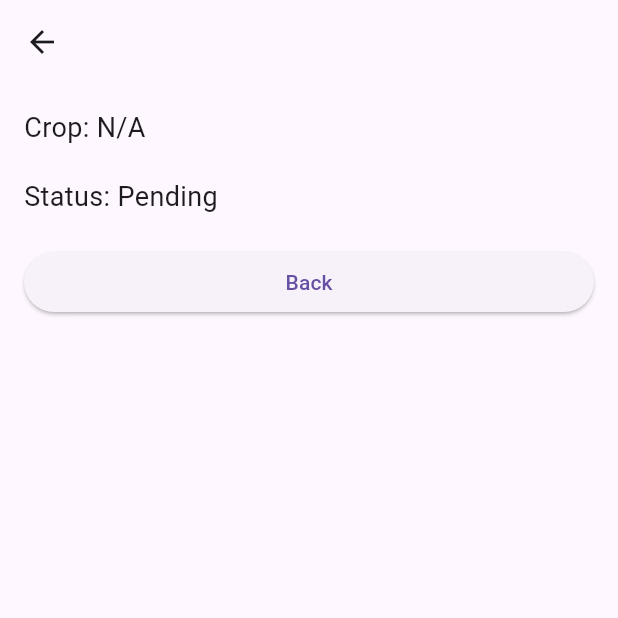
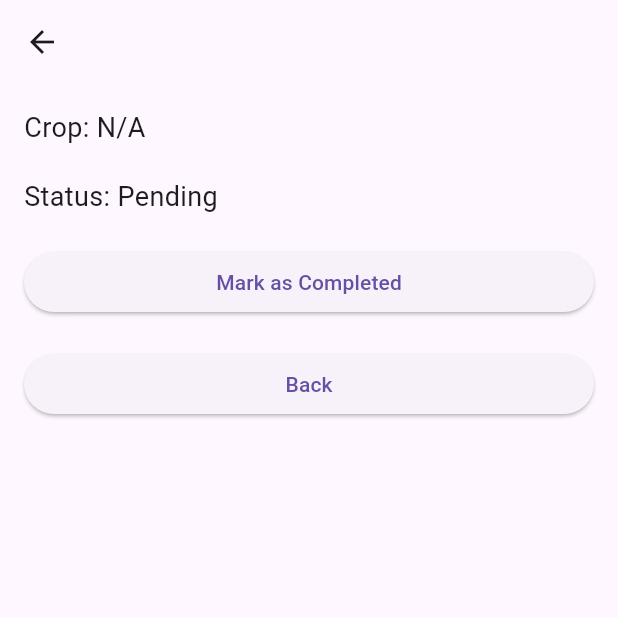
Before and after one commit to fattah247/agrote, a Flutter app: the TaskDetailPage screen opened directly with empty values, on a phone screen of 412 x 824 dp, the top half of it. Run offline on Flutter 3.47's test engine with Material 3 defaults, Android fonts, the phone set to English and light mode, and no system bars.

Commit message:
add function to see the details

```diff
--- a/lib/screens/task_detail_page.dart
+++ b/lib/screens/task_detail_page.dart
@@ -1,16 +1,37 @@
 import 'package:flutter/material.dart';
 import '../models/task.dart';
 
-class TaskDetailPage extends StatelessWidget {
+class TaskDetailPage extends StatefulWidget {
   final Task task;
+  final Function(Task) onUpdateTask;
 
-  TaskDetailPage({required this.task});
+  TaskDetailPage({required this.task, required this.onUpdateTask});
+
+  @override
+  _TaskDetailPageState createState() => _TaskDetailPageState();
+}
+
+class _TaskDetailPageState extends State<TaskDetailPage> {
+  late bool isCompleted;
+
+  @override
+  void initState() {
+    super.initState();
+    isCompleted = widget.task.isDone;
+  }
+
+  void _markAsCompleted() {
+    setState(() {
+      isCompleted = true;
+    });
+    widget.onUpdateTask(widget.task..isDone = true); // Update parent state
+  }
 
   @override
   Widget build(BuildContext context) {
     return Scaffold(
       appBar: AppBar(
-        title: Text(task.title),
+        title: Text(widget.task.title),
       ),
       body: Padding(
         padding: const EdgeInsets.all(16.0),
@@ -18,13 +39,20 @@ class TaskDetailPage extends StatelessWidget {
           crossAxisAlignment: CrossAxisAlignment.stretch,
           children: [
             Text(
-              'Crop: ${task.crop.isNotEmpty ? task.crop : 'N/A'}',
+              'Crop: ${widget.task.crop.isNotEmpty ? widget.task.crop : 'N/A'}',
               style: TextStyle(fontSize: 18),
             ),
             SizedBox(height: 20),
             Text(
-              'Status: ${task.isDone ? "Completed" : "Pending"}',
+              'Status: ${isCompleted ? "Completed" : "Pending"}',
               style: TextStyle(fontSize: 18),
+            ),
+            SizedBox(height: 20),
+            ElevatedButton(
+              onPressed: isCompleted
+                  ? null // Disable button if already completed
+                  : _markAsCompleted,
+              child: Text(isCompleted ? 'Task Completed' : 'Mark as Completed'),
             ),
             SizedBox(height: 20),
             ElevatedButton(
```
Also changed, not shown: lib/screens/task_list_page.dart (+44 -8 lines).
